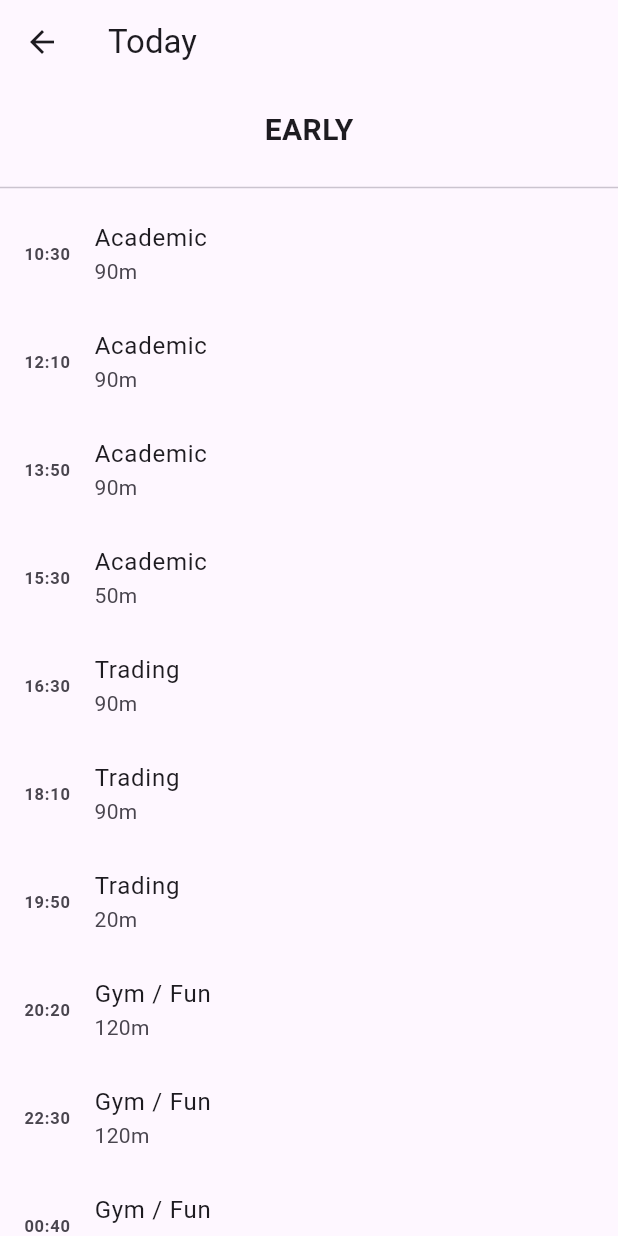
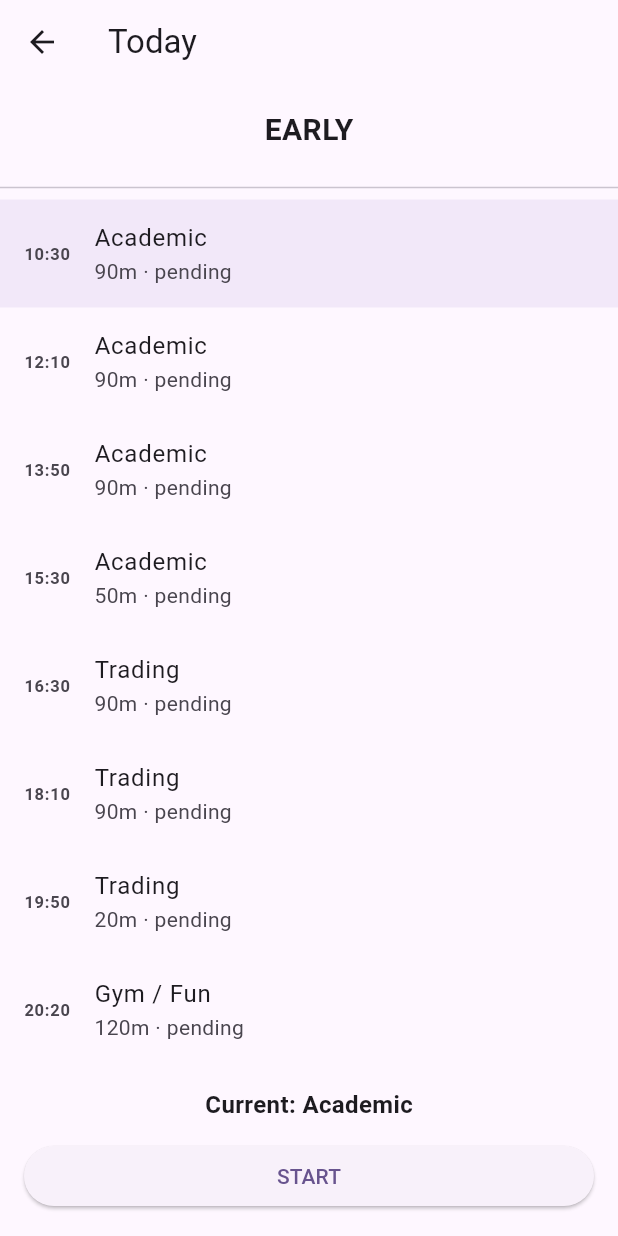
Before and after one commit to itsAmirmb/Wakeflow, a Flutter app: the DayModeScreen screen opened directly with empty values, after a tap on "Generate Routine", on a phone screen of 412 x 824 dp. Run offline on Flutter 3.47's test engine with Material 3 defaults, Android fonts, the phone set to English and light mode, and no system bars.

Commit message:
v0.6 (Phase 6 — Timeline execution)

```diff
--- a/lib/models/block.dart
+++ b/lib/models/block.dart
@@ -19,7 +19,11 @@ class Block {
     this.status = BlockStatus.pending,
   });
 
-  Block copyWith({DateTime? plannedStart, DateTime? plannedEnd}) {
+  Block copyWith({
+    DateTime? plannedStart,
+    DateTime? plannedEnd,
+    BlockStatus? status,
+  }) {
     return Block(
       id: id,
       categoryId: categoryId,
@@ -27,7 +31,7 @@ class Block {
       plannedDurationMinutes: plannedDurationMinutes,
       plannedStart: plannedStart ?? this.plannedStart,
       plannedEnd: plannedEnd ?? this.plannedEnd,
-      status: status,
+      status: status ?? this.status,
     );
   }
 
--- a/lib/screens/today_screen.dart
+++ b/lib/screens/today_screen.dart
@@ -2,11 +2,52 @@ import 'package:flutter/material.dart';
 import '../models/day_mode.dart';
 import '../models/block.dart';
 
-class TodayScreen extends StatelessWidget {
+class TodayScreen extends StatefulWidget {
   final DayMode dayMode;
   final List<Block> blocks;
 
   const TodayScreen({super.key, required this.dayMode, required this.blocks});
+
+  @override
+  State<TodayScreen> createState() => _TodayScreenState();
+}
+
+class _TodayScreenState extends State<TodayScreen> {
+  late List<Block> _blocks;
+
+  @override
+  void initState() {
+    super.initState();
+    _blocks = widget.blocks;
+  }
+
+  int get _currentIndex => _blocks.indexWhere(
+        (b) => b.status == BlockStatus.pending || b.status == BlockStatus.active,
+      );
+
+  void _startCurrent() {
+    final index = _currentIndex;
+    if (index == -1) return;
+    setState(() {
+      _blocks[index] = _blocks[index].copyWith(status: BlockStatus.active);
+    });
+  }
+
+  void _completeCurrent() {
+    final index = _currentIndex;
+    if (index == -1) return;
+    setState(() {
+      _blocks[index] = _blocks[index].copyWith(status: BlockStatus.completed);
+    });
+  }
+
+  void _skipCurrent() {
+    final index = _currentIndex;
+    if (index == -1) return;
+    setState(() {
+      _blocks[index] = _blocks[index].copyWith(status: BlockStatus.skipped);
+    });
+  }
 
   String _formatTime(DateTime? time) {
     if (time == null) return '--:--';
@@ -15,6 +56,9 @@ class TodayScreen extends StatelessWidget {
 
   @override
   Widget build(BuildContext context) {
+    final currentIndex = _currentIndex;
+    final currentBlock = currentIndex == -1 ? null : _blocks[currentIndex];
+
     return Scaffold(
       appBar: AppBar(title: const Text('Today')),
       body: Column(
@@ -22,27 +66,71 @@ class TodayScreen extends StatelessWidget {
           Padding(
             padding: const EdgeInsets.all(16.0),
             child: Text(
-              dayMode.label,
+              widget.dayMode.label,
               style: const TextStyle(fontSize: 20, fontWeight: FontWeight.bold),
             ),
           ),
           const Divider(),
           Expanded(
             child: ListView.builder(
-              itemCount: blocks.length,
+              itemCount: _blocks.length,
               itemBuilder: (context, index) {
-                final block = blocks[index];
+                final block = _blocks[index];
+                final isCurrent = index == currentIndex;
                 return ListTile(
+                  tileColor: isCurrent ? Colors.deepPurple.withOpacity(0.08) : null,
                   leading: Text(
                     _formatTime(block.plannedStart),
                     style: const TextStyle(fontWeight: FontWeight.bold),
                   ),
                   title: Text(block.title),
-                  subtitle: Text('${block.plannedDurationMinutes}m'),
+                  subtitle: Text('${block.plannedDurationMinutes}m · ${block.status.name}'),
                 );
               },
             ),
           ),
+          if (currentBlock != null)
+            Padding(
+              padding: const EdgeInsets.all(16.0),
+              child: Column(
+                children: [
+                  Text('Current: ${currentBlock.title}',
+                      style: const TextStyle(fontSize: 16, fontWeight: FontWeight.bold)),
+                  const SizedBox(height: 12),
+                  Row(
+                    children: [
+                      if (currentBlock.status == BlockStatus.pending)
+                        Expanded(
+                          child: ElevatedButton(
+                            onPressed: _startCurrent,
+                            child: const Text('START'),
+                          ),
+                        ),
+                      if (currentBlock.status == BlockStatus.active) ...[
+                        Expanded(
+                          child: ElevatedButton(
+                            onPressed: _completeCurrent,
+                            child: const Text('COMPLETE'),
+                          ),
+                        ),
+                        const SizedBox(width: 8),
+                        Expanded(
+                          child: OutlinedButton(
+                            onPressed: _skipCurrent,
+                            child: const Text('SKIP'),
+                          ),
+                        ),
+                      ],
+                    ],
+                  ),
+                ],
+              ),
+            )
+          else
+            const Padding(
+              padding: EdgeInsets.all(16.0),
+              child: Text('Day complete 🎉'),
+            ),
         ],
       ),
     );
```
